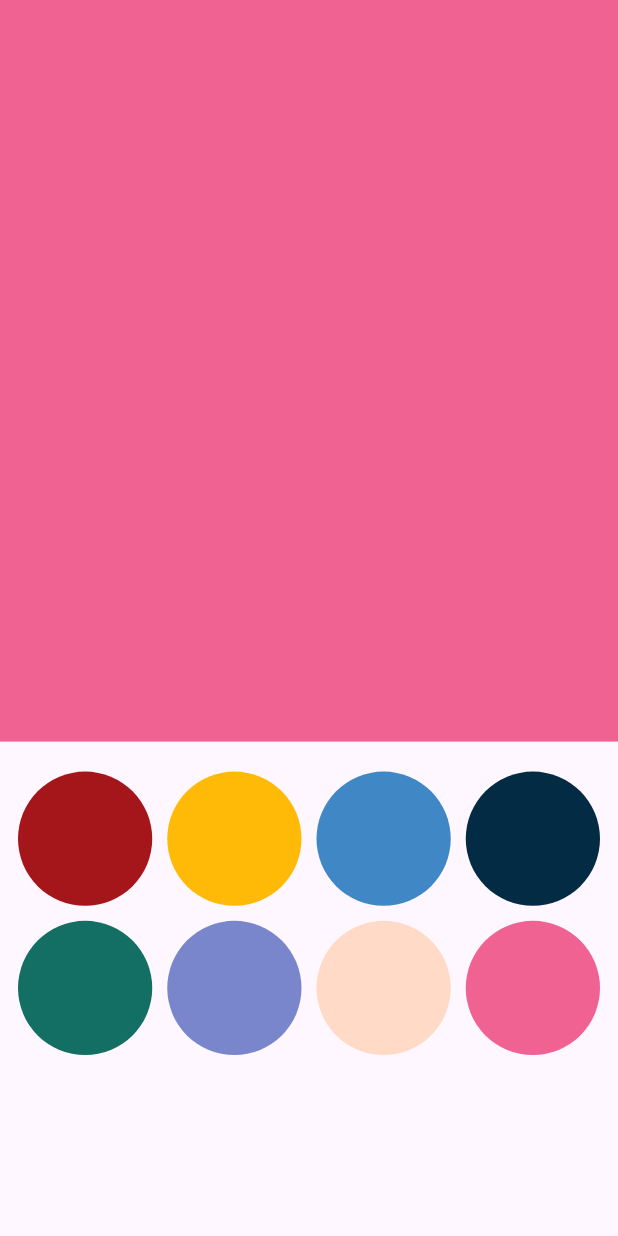
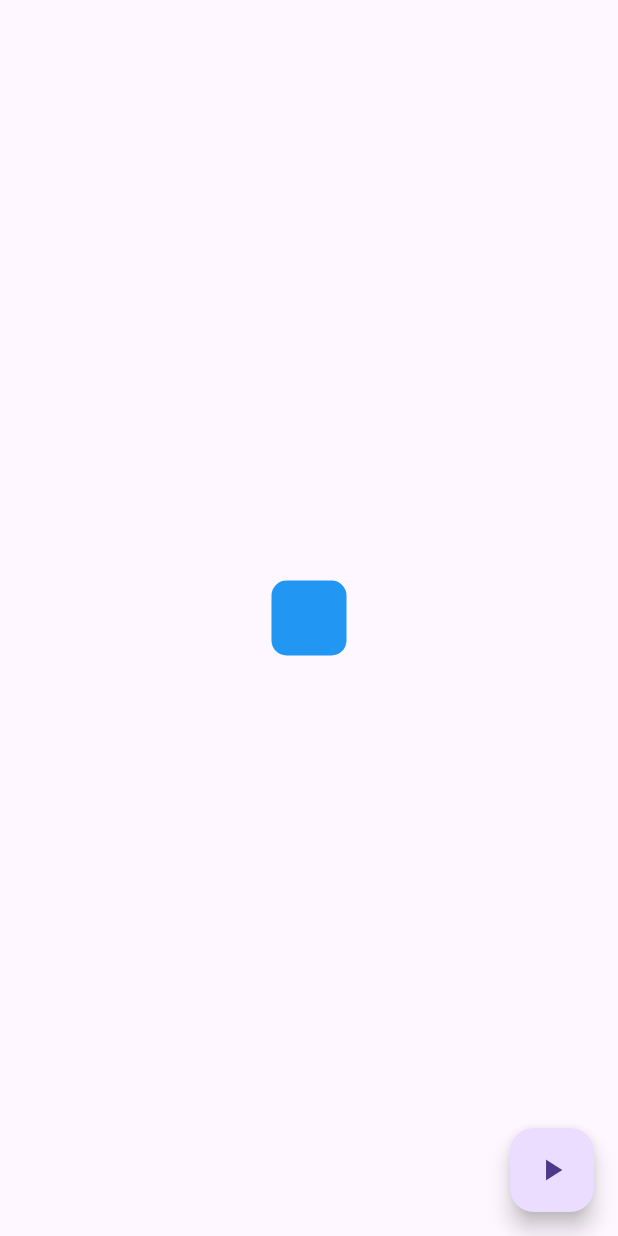
Before and after one commit to ramy23149/animation_testing, a Flutter app: the screen it shows after launch, on a phone screen of 412 x 824 dp. Run offline on Flutter 3.47's test engine with Material 3 defaults, Android fonts, the light colour scheme and no system bars.

Commit message:
animated Container

```diff
--- a/lib/main.dart
+++ b/lib/main.dart
@@ -1,5 +1,6 @@
 import 'package:flutter/material.dart';
-import 'package:ramy_app/pages/clipPath_view.dart';
+import 'package:ramy_app/pages/animated_contanier.dart';
+
 
 void main() {
   runApp(const Scholarchat());
@@ -12,6 +13,6 @@ class Scholarchat extends StatelessWidget {
   Widget build(BuildContext context) {
     return const MaterialApp(
       debugShowCheckedModeBanner: false,
-      home: ClipPathView());
+      home:AnimatedContaner());
   }
 }
--- /dev/null
+++ b/lib/pages/animated_contanier.dart
@@ -0,0 +1,47 @@
+import 'package:flutter/material.dart';
+
+class AnimatedContaner extends StatefulWidget {
+  const AnimatedContaner({super.key});
+
+  @override
+  State<AnimatedContaner> createState() => _AnimatedContanerState();
+}
+
+class _AnimatedContanerState extends State<AnimatedContaner> {
+  double height = 50;
+  double width = 50;
+  Color color = Colors.blue;
+  double raduis = 10;
+  double opacity = 1;
+  @override
+  Widget build(BuildContext context) {
+    return Scaffold(
+      body: Center(
+        child: AnimatedOpacity(
+          opacity: opacity,
+          duration: const Duration(seconds: 3),
+          child: AnimatedContainer(
+            curve: Curves.easeIn,
+            duration: const Duration(seconds: 3),
+            height: height,
+            width: width,
+            decoration: BoxDecoration(
+                color: color, borderRadius: BorderRadius.circular(raduis)),
+          ),
+        ),
+      ),
+      floatingActionButton: FloatingActionButton(
+        onPressed: () {
+          setState(() {
+            opacity = opacity == 1 ? 0 : 1;
+            height = height == 50 ? 200 : 50;
+            width = width == 50 ? 200 : 50;
+            color = color == Colors.blue ? Colors.red : Colors.blue;
+            raduis = raduis == 10 ? 20 : 10;
+          });
+        },
+        child: const Icon(Icons.play_arrow),
+      ),
+    );
+  }
+}
```
Also changed, not shown: lib/pages/clipPath_view.dart (+11 -14 lines).
